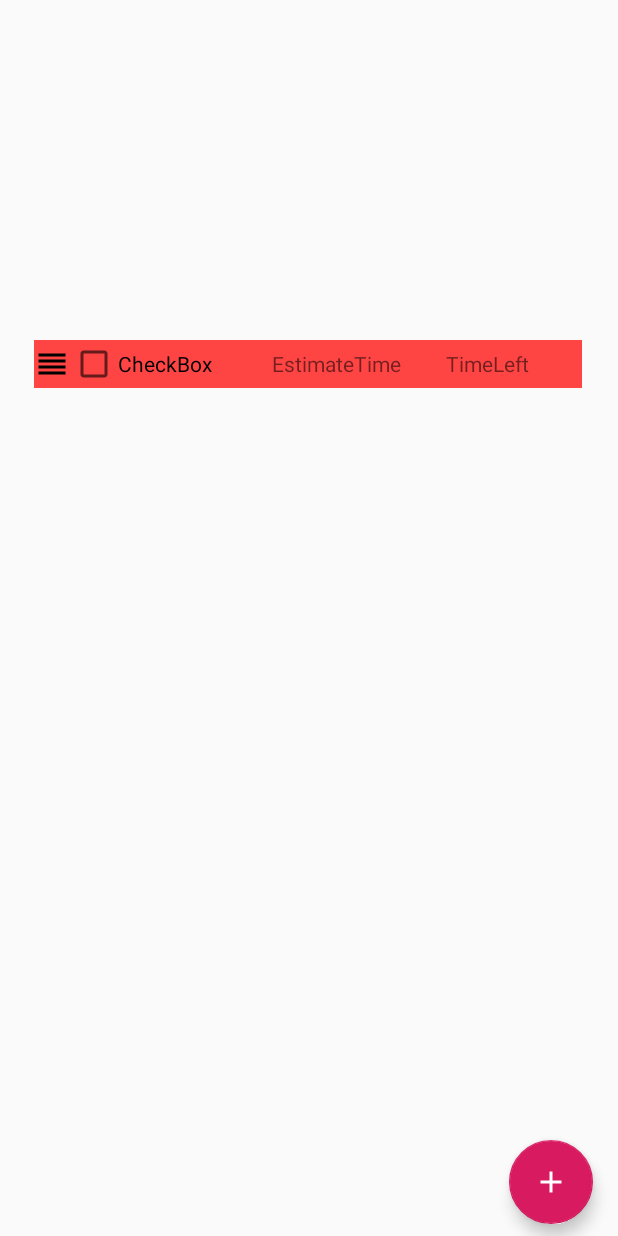
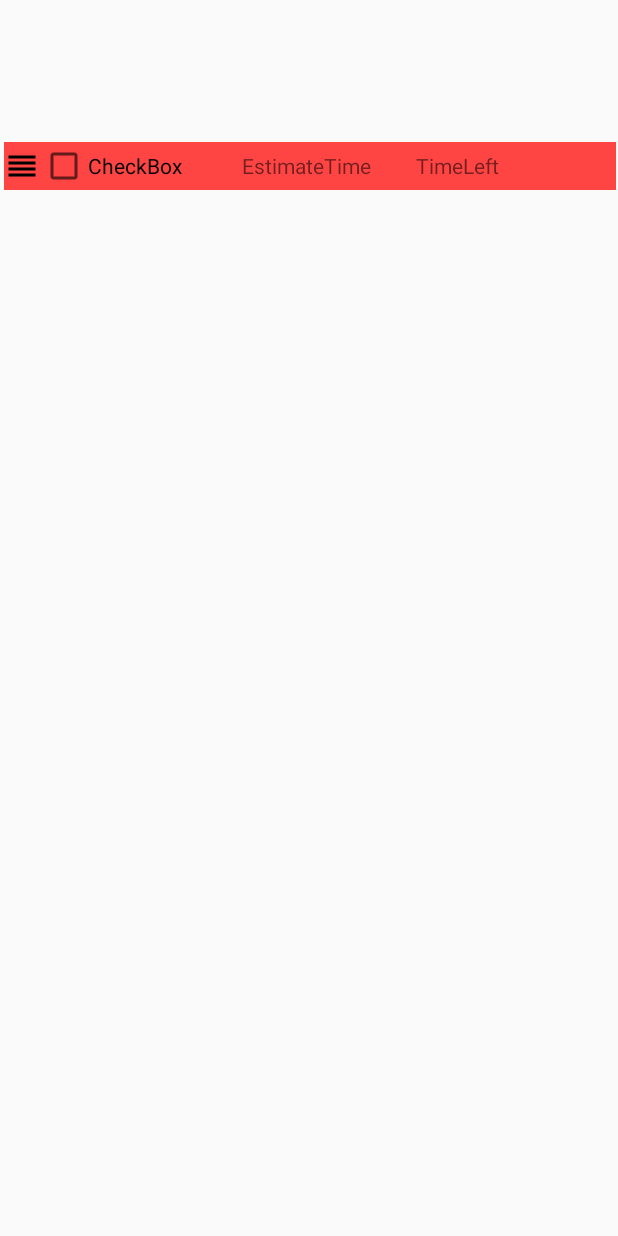
Before and after one commit to Shred13/ToDoList, an Android app: the layout fragment_main.xml on its own in the app's theme, with its tools: preview values and no code run, on a phone screen of 412 x 824 dp. Run offline under Robolectric (Android 15) with nearby library versions, the phone set to English and light mode, and no system bars.

Commit message:
fixed fragment designs

```diff
--- a/app/src/main/java/com/example/shreyanshanand/todolist/MainActivity.kt
+++ b/app/src/main/java/com/example/shreyanshanand/todolist/MainActivity.kt
@@ -66,9 +66,11 @@ class MainActivity : AppCompatActivity() {
         val quoteArray : ArrayList<List<String>> = arrayListOf()
         val InSt : InputStream = resources.openRawResource(R.raw.quotes)
         //val scan  = Scanner(InSt)
+
         InSt.bufferedReader().use { quoteArray.add(it.readLine().split("`")) }
         quoteArray.shuffle()
         return (quoteArray.get(0))
+        //TODO GET THE RANDOM WORKING AND THE SPLITTING BETTER
     }
 
     override fun onCreateOptionsMenu(menu: Menu): Boolean {
--- a/app/src/main/res/layout/fragment_main.xml
+++ b/app/src/main/res/layout/fragment_main.xml
@@ -8,8 +8,8 @@
                                              tools:context=".MainActivity$PlaceholderFragment">
 
     <TableLayout
-            android:layout_width="365dp"
-            android:layout_height="589dp"
+            android:layout_width="408dp"
+            android:layout_height="721dp"
             android:orientation="vertical" android:id="@+id/TableOfTasks" app:layout_constraintEnd_toEndOf="parent"
             android:layout_marginEnd="8dp" app:layout_constraintStart_toStartOf="parent"
             android:layout_marginStart="8dp"
@@ -40,15 +40,5 @@
                     android:layout_height="wrap_content" android:id="@+id/TimeLeft" android:paddingLeft="30dp"/>
         </TableRow>
     </TableLayout>
-    <android.support.design.widget.FloatingActionButton
-            android:src="@drawable/fab"
-            android:layout_width="wrap_content"
-            android:layout_height="wrap_content"
-            android:clickable="true" android:id="@+id/fab"
-            app:layout_constraintStart_toStartOf="parent" android:layout_marginStart="8dp"
-            app:layout_constraintEnd_toEndOf="parent" android:layout_marginEnd="8dp"
-            android:layout_marginBottom="8dp"
-            app:layout_constraintBottom_toBottomOf="parent" app:layout_constraintHorizontal_bias="0.975"
-    />
 
 </android.support.constraint.ConstraintLayout>
```
